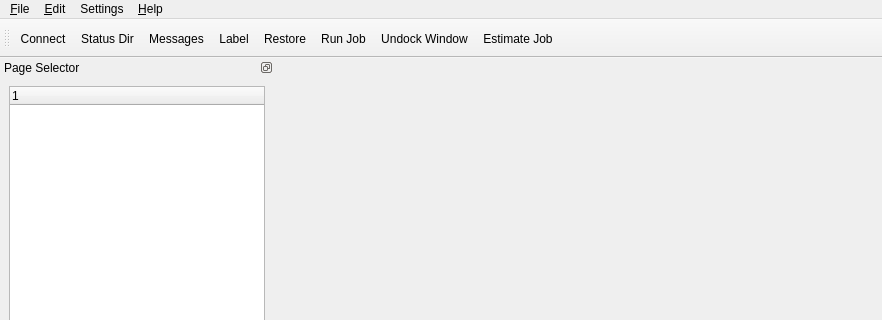
Qt form bacula/src/qt-console/main.ui (rkorzeniewski/bacula) before a commit; both pictures show x 0 to 882 and y 0 to 320 of the 882 by 689 pixel window.
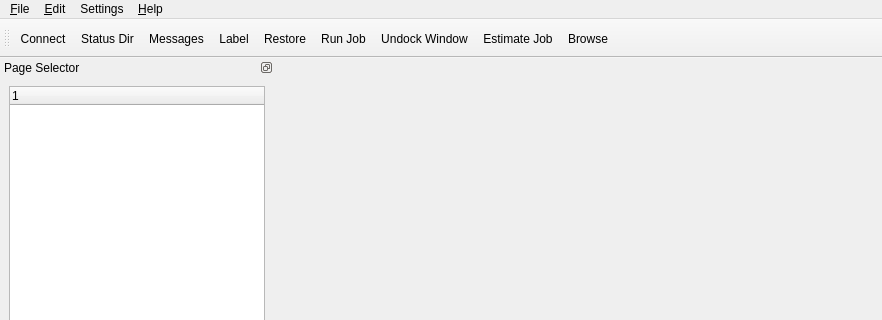
The same form after that commit. Icons and pictures are not drawn.

Commit message: New interface.  The intent is to work towards a window which allows the user to Browse the files in the catalog and see what versions exist for each file, then be able to mark directories, files and versions for restore.  To this point it is just good at browsing.

The edit to the form file:
```diff
--- a/bacula/src/qt-console/main.ui
+++ b/bacula/src/qt-console/main.ui
@@ -141,6 +141,7 @@
    <addaction name="actionRun" />
    <addaction name="actionUndock" />
    <addaction name="actionEstimate" />
+   <addaction name="actionBrowse" />
   </widget>
   <widget class="QDockWidget" name="dockWidget" >
    <property name="sizePolicy" >
@@ -545,6 +546,14 @@
     <string>bat &amp;Help</string>
    </property>
   </action>
+  <action name="actionBrowse" >
+   <property name="icon" >
+    <iconset resource="main.qrc" >:/images/browse.png</iconset>
+   </property>
+   <property name="text" >
+    <string>Browse</string>
+   </property>
+  </action>
  </widget>
  <resources>
   <include location="main.qrc" />
```
The commit also changes 11 other files.
